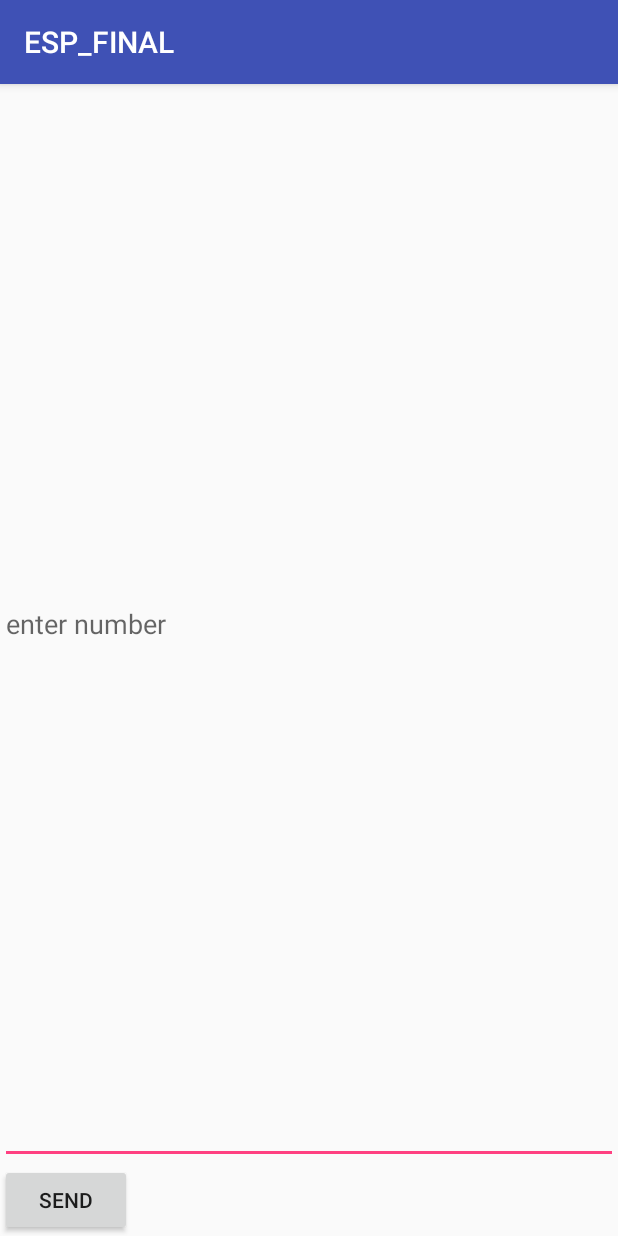
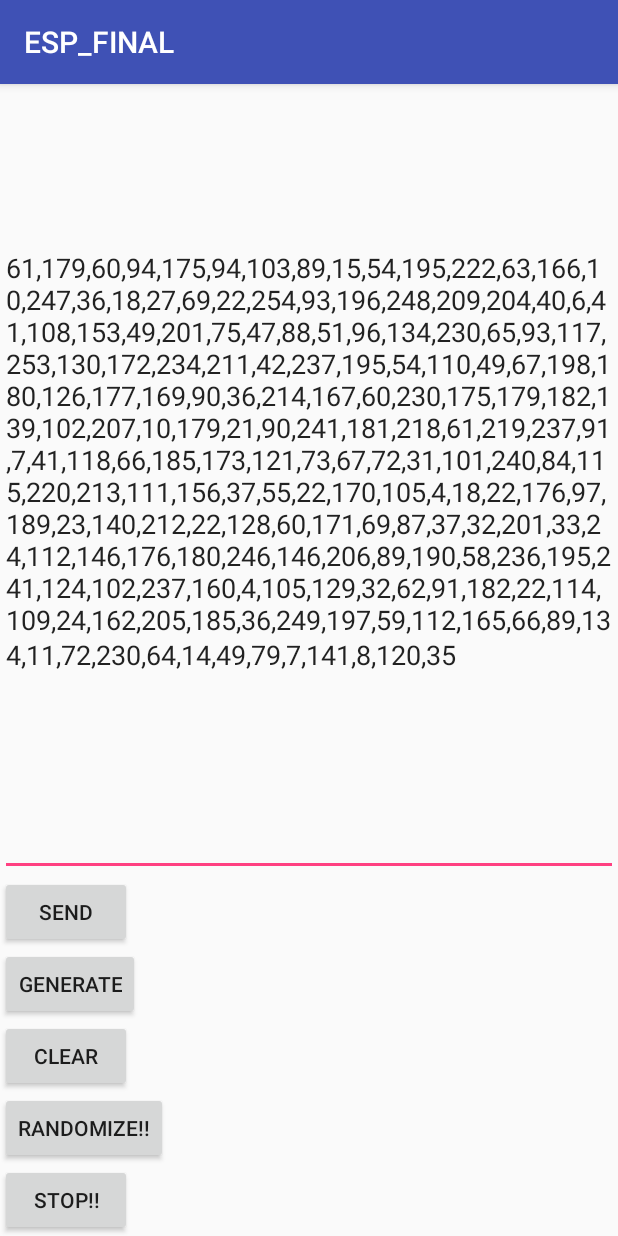
Before and after one commit to dbawale/ECE558Project4, an Android app: the ControlActivity screen opened directly, with no data from a screen before it, after a tap on "SEND", on a phone screen of 412 x 824 dp. Run offline under Robolectric (Android 15) with nearby library versions, the phone set to English and light mode, and no system bars; 3 statements that could not run were skipped.

Commit message:
Added ability to send random bit values

```diff
--- a/app/src/main/java/srivatsa/yogendra/pdx/edu/esp_final/ControlActivity.java
+++ b/app/src/main/java/srivatsa/yogendra/pdx/edu/esp_final/ControlActivity.java
@@ -14,6 +14,7 @@ import android.widget.EditText;
 import android.widget.Toast;
 
 import java.io.IOException;
+import java.util.Random;
 import java.util.UUID;
 
 public class ControlActivity extends AppCompatActivity {
@@ -25,15 +26,20 @@ public class ControlActivity extends AppCompatActivity {
     private boolean isBtConnected = false;
     static final UUID myUUID = UUID.fromString("00001101-0000-1000-8000-00805F9B34FB");
     EditText text1;
-    Button sendbtn;
+    Button sendbtn,generatebtn,clearbtn,randomizebtn;
 
     @Override
     protected void onCreate(Bundle savedInstanceState) {
         super.onCreate(savedInstanceState);
         setContentView(R.layout.activity_control);
 
+
         text1 = (EditText) findViewById(R.id.textbox1);
+        text1.setText("190,54,150,10,225,134,180,144,127,112,3,83,1,23,4,75,124,245,211,88,207,155,63,11,154,50,42,20,25,109,55,140,84,43,33,89,98,237,201,135,66,45,57,129,105,254,184,142,32,15,47,86,91,199,138,48,94,61,162,168,8,213,82,115,227,110,181,31,79,51,100,160,27,128,188,7,244,193,121,122,200,139,37,174,252,176,123,18,9,166,190,54,150,10,225,134,180,144,127,112,3,83,1,23,4,75,124,245,211,88,207,155,63,11,154,50,42,20,25,109,55,140,84,43,33,89,98,237,201,135,66,45,57,129,105,254,184,142,32,15,47,86,91,199,138,48,94,61,162,168,8,213,82,115,227,110,181,31,79,51,100,160,27,128,188,7,244,193,121,122,200,139,37,174,252,176,123,18,9,166\n");
         sendbtn = (Button) findViewById(R.id.sndbtn);
+        generatebtn = (Button) findViewById(R.id.generaterandombtn);
+        randomizebtn = (Button) findViewById(R.id.randomizebtn);
+        clearbtn = (Button) findViewById(R.id.clearbtn);
         Intent control_activity_intent = getIntent();
         address = control_activity_intent.getStringExtra("Address_device");
         new ConnectBT().execute(); //Call the class to connect
@@ -41,6 +47,9 @@ public class ControlActivity extends AppCompatActivity {
         sendbtn.setOnClickListener(new View.OnClickListener() {
             @Override
             public void onClick(View view) {
+                RandomNumberArray arr = new RandomNumberArray(180);
+                arr.generateArray();
+                text1.setText(arr.toString());
                 if (btSocket!=null)
                 {
                     try
@@ -55,6 +64,72 @@ public class ControlActivity extends AppCompatActivity {
                 }
             }
         });
+
+//        randomizebtn.setOnClickListener(new View.OnClickListener() {
+//            @Override
+//            public void onClick(View view) {
+//                RandomNumberArray arr = new RandomNumberArray(180);
+//
+//                for(int i=5000;i>0;i--){
+//                    arr.generateArray();
+//                    String data = arr.toString();
+//                    if (btSocket!=null)
+//                    {
+//                        try
+//                        {
+//                            btSocket.getOutputStream().write(data.getBytes());
+//                        }
+//                        catch (IOException e)
+//                        {
+//                            msg("Error");
+//                        }
+//                    }
+//                    arr.generateClearArray();
+//                    data = arr.toString();
+//                    if (btSocket!=null)
+//                    {
+//                        try
+//                        {
+//                            btSocket.getOutputStream().write(data.getBytes());
+//                        }
+//                        catch (IOException e)
+//                        {
+//                            msg("Error");
+//                        }
+//                    }
+//                }
+//            }
+//        });
+
+        generatebtn.setOnClickListener(new View.OnClickListener() {
+            @Override
+            public void onClick(View view) {
+                RandomNumberArray arr = new RandomNumberArray(180);
+                arr.generateArray();
+                text1.setText(arr.toString());
+            }
+        });
+        clearbtn.setOnClickListener(new View.OnClickListener() {
+            @Override
+            public void onClick(View view) {
+                RandomNumberArray arr = new RandomNumberArray(180);
+                arr.generateClearArray();
+                text1.setText(arr.toString());
+                if (btSocket!=null)
+                {
+                    try
+                    {
+                        String data = String.valueOf(text1.getText());
+                        btSocket.getOutputStream().write(data.getBytes());
+                    }
+                    catch (IOException e)
+                    {
+                        msg("Error");
+                    }
+                }
+            }
+        });
+
     }
 
     private class ConnectBT extends AsyncTask<Void, Void, Void>  // UI thread
@@ -106,6 +181,41 @@ public class ControlActivity extends AppCompatActivity {
         }
     }
 
+    private class RandomNumberArray{
+        private int mNumberOfRandomNumbers;
+        private int[] mArrayOfRandomNumbers;
+        Random random;
+        public RandomNumberArray(int numberOfRandomNumbers){
+            mNumberOfRandomNumbers = numberOfRandomNumbers;
+            mArrayOfRandomNumbers = new int[numberOfRandomNumbers];
+            random = new Random();
+        }
+        public void generateArray(){
+            for(int i=0;i<mNumberOfRandomNumbers;i++){
+                mArrayOfRandomNumbers[i] = random.nextInt(255);
+            }
+        }
+        public void generateClearArray(){
+            for(int i=0;i<mNumberOfRandomNumbers;i++){
+                mArrayOfRandomNumbers[i] = 0;
+            }
+        }
+        @Override
+        public String toString(){
+            StringBuilder sb = new StringBuilder();
+            for(int i=0;i<mNumberOfRandomNumbers;i++){
+                sb.append(mArrayOfRandomNumbers[i]);
+                if(i!=mNumberOfRandomNumbers-1) {
+                    sb.append(",");
+                }
+                else{
+                    sb.append("\n");
+                }
+            }
+            return sb.toString();
+        }
+    }
+
     // fast way to call Toast
     private void msg(String s)
     {
--- a/app/src/main/res/layout/activity_control.xml
+++ b/app/src/main/res/layout/activity_control.xml
@@ -20,5 +20,29 @@
         android:layout_height="wrap_content"
         android:text="send"
         android:id="@+id/sndbtn"/>
+    <Button
+        android:layout_width="wrap_content"
+        android:layout_height="wrap_content"
+        android:text="Generate"
+        android:id="@+id/generaterandombtn"
+        />
+    <Button
+        android:layout_width="wrap_content"
+        android:layout_height="wrap_content"
+        android:text="Clear"
+        android:id="@+id/clearbtn"
+        />
+    <Button
+        android:layout_width="wrap_content"
+        android:layout_height="wrap_content"
+        android:text="RANDOMIZE!!"
+        android:id="@+id/randomizebtn"
+        />
+    <Button
+        android:layout_width="wrap_content"
+        android:layout_height="wrap_content"
+        android:text="STOP!!"
+        android:id="@+id/stopbtn"
+        />
 
 </LinearLayout>
```
